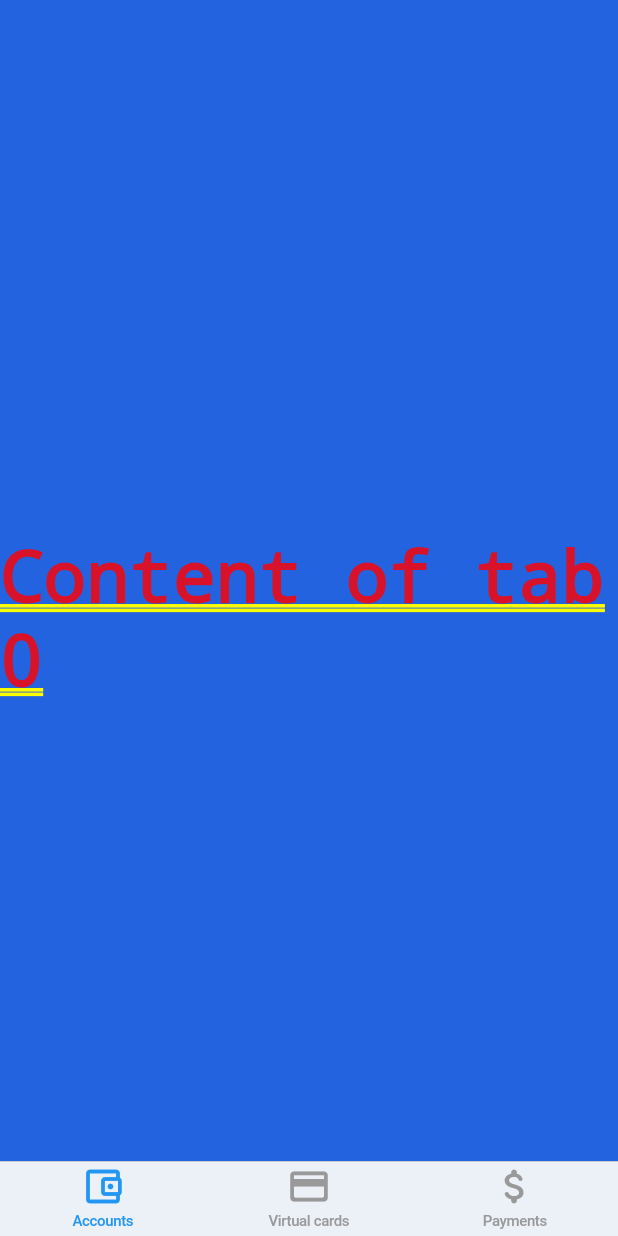
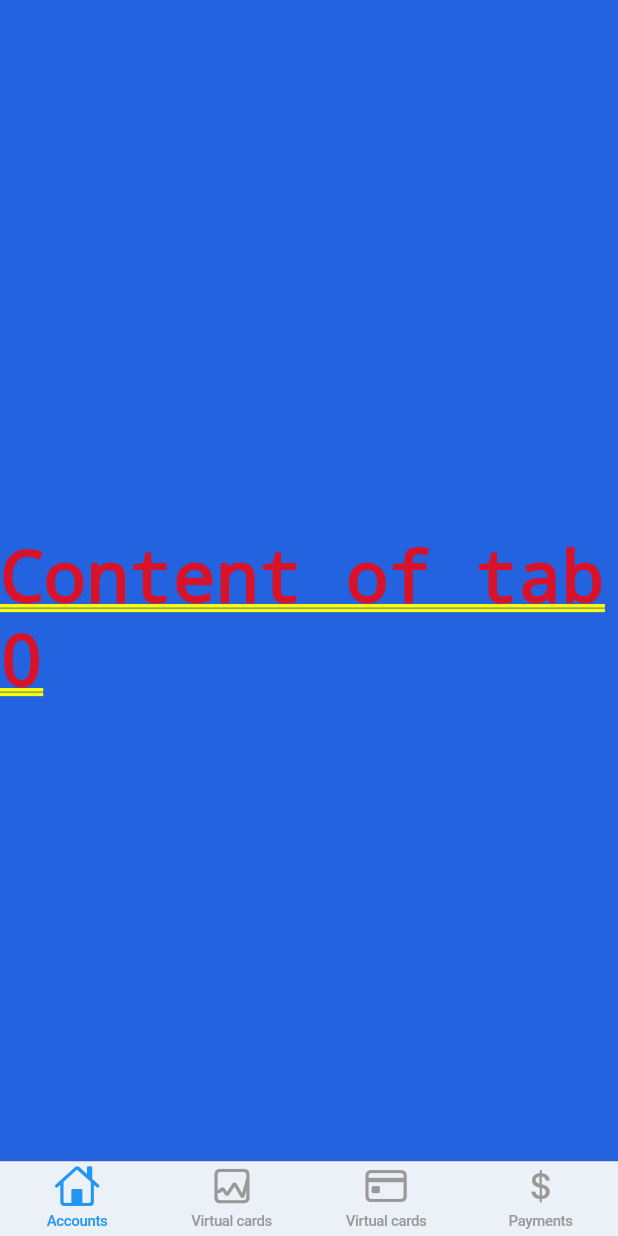
Before and after one commit to dfodeker/Credia, a Flutter app: the Page3 screen opened directly, on a phone screen of 412 x 824 dp. Run offline on Flutter 3.47's test engine with Material 2 defaults, Android fonts, the phone set to English and light mode, and no system bars.

Commit message:
added an extra navigation pane

```diff
--- a/credia_app/lib/main.dart
+++ b/credia_app/lib/main.dart
@@ -240,15 +240,19 @@ class Page3 extends StatelessWidget {
       tabBar: CupertinoTabBar(
         items: const <BottomNavigationBarItem>[
           BottomNavigationBarItem(
-            icon: Icon(Icons.account_balance_wallet_outlined),
+            icon: Icon(CupertinoIcons.house),
             label: 'Accounts',
           ),
           BottomNavigationBarItem(
-            icon: Icon(Icons.credit_card_rounded),
+            icon: Icon(CupertinoIcons.graph_square),
             label: 'Virtual cards',
           ),
           BottomNavigationBarItem(
-            icon: Icon(Icons.attach_money_rounded),
+            icon: Icon(CupertinoIcons.creditcard),
+            label: 'Virtual cards',
+          ),
+          BottomNavigationBarItem(
+            icon: Icon(CupertinoIcons.money_dollar),
             label: 'Payments',
             backgroundColor: Colors.red,
           ),
```
